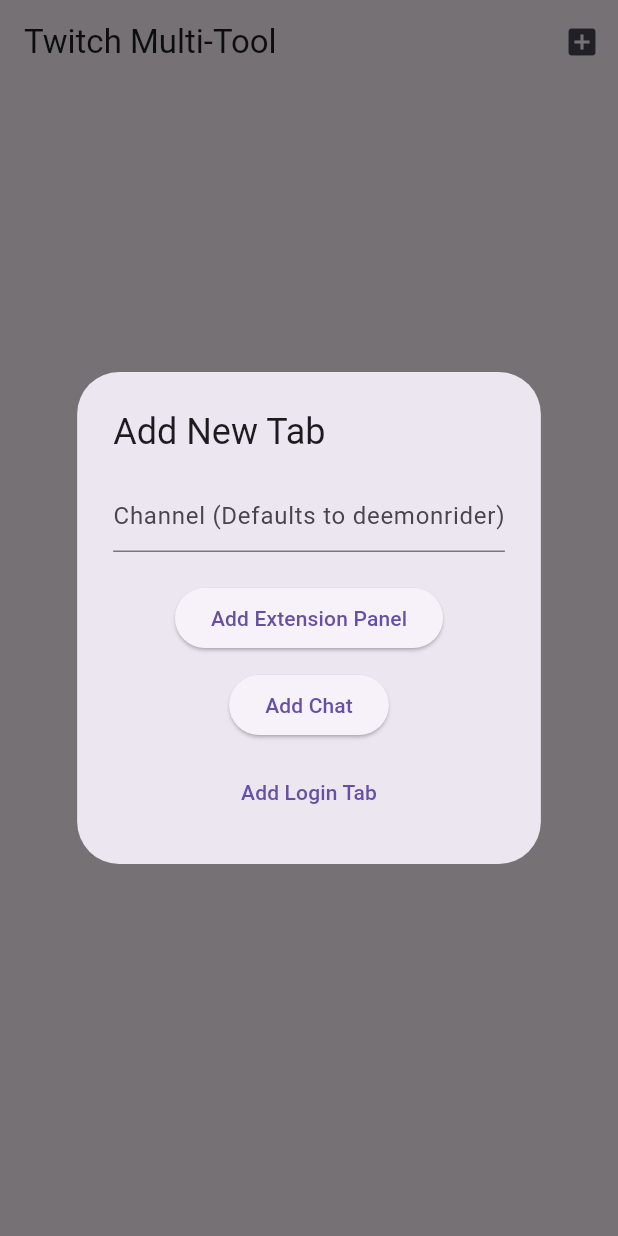
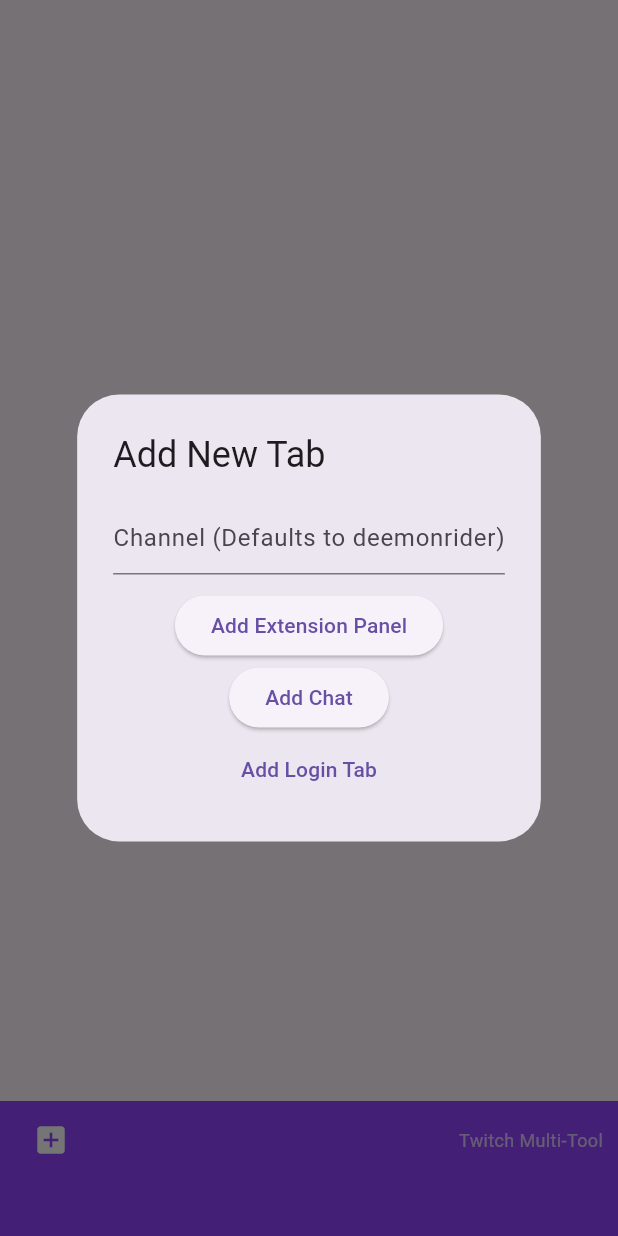
Before and after one commit to JoshuaGutz/my_android_app, a Flutter app: the screen it shows after launch, after a tap on the "add box" icon, on a phone screen of 412 x 824 dp. Run offline on Flutter 3.47's test engine with Material 3 defaults, Android fonts, the phone set to English and light mode, and no system bars; our stand-ins replace webview_flutter.

Commit message:
Added SafeArea to avoid status bar, moved new page and refresh into tab bar, removed top bar and debug banner

```diff
--- a/lib/main.dart
+++ b/lib/main.dart
@@ -2,7 +2,10 @@
 import 'package:webview_flutter/webview_flutter.dart';
 
 void main() {
-  runApp(const MaterialApp(home: TwitchApp()));
+  runApp(const MaterialApp(
+    debugShowCheckedModeBanner: false, // Hides the "Debug" banner
+    home: TwitchApp(),
+  ));
 }
 
 class TwitchTab {
@@ -33,15 +36,12 @@
     }
   }
 
-  // Helper to create a controller with "Deep Link" protection
   WebViewController _createController(String url) {
     return WebViewController()
       ..setJavaScriptMode(JavaScriptMode.unrestricted)
       ..setNavigationDelegate(
         NavigationDelegate(
           onNavigationRequest: (NavigationRequest request) {
-            // This prevents the "Open in Twitch App" popup by forcing
-            // all navigation to stay inside THIS webview.
             return NavigationDecision.navigate;
           },
         ),
@@ -72,28 +72,44 @@
   @override
   Widget build(BuildContext context) {
     return Scaffold(
-      appBar: AppBar(
-        title: const Text("Twitch Multi-Tool"),
-        actions: [
-          IconButton(icon: const Icon(Icons.add_box), onPressed: () => _showAddDialog()),
-          if (myTabs.isNotEmpty)
-            IconButton(
-              icon: const Icon(Icons.refresh),
-              onPressed: () => myTabs[_tabController!.index].controller.reload(),
-            ),
-        ],
-      ),
-      body: myTabs.isEmpty
+      // SafeArea prevents content from going under the status bar/clock
+      body: SafeArea(
+        child: myTabs.isEmpty
           ? const Center(child: Text("No tabs open."))
           : TabBarView(
               controller: _tabController,
               physics: const NeverScrollableScrollPhysics(),
               children: myTabs.map((tab) => WebViewWidget(controller: tab.controller)).toList(),
             ),
-      // Sizedbox here makes the bottom bar 50% thicker (height 80 instead of standard ~50)
-      bottomNavigationBar: myTabs.isEmpty ? null : Container(
-        height: 80,
-        color: Theme.of(context).primaryColor,
+      ),
+      bottomNavigationBar: Container(
+        height: 90, // Slightly taller to accommodate buttons + tabs
+        color: const Color(0xFF9146FF), // Twitch Purple
+        child: Column(
+          mainAxisSize: MainAxisSize.min,
+          children: [
+            // Top part of the bar: Global Buttons
+            Padding(
+              padding: const EdgeInsets.symmetric(horizontal: 10, vertical: 2),
+              child: Row(
+                mainAxisAlignment: MainAxisAlignment.spaceBetween,
+                children: [
+                  IconButton(
+                    icon: const Icon(Icons.add_box, color: Colors.white),
+                    onPressed: () => _showAddDialog(),
+                  ),
+                  const Text("Twitch Multi-Tool", style: TextStyle(color: Colors.white70, fontSize: 12)),
+                  if (myTabs.isNotEmpty)
+                    IconButton(
+                      icon: const Icon(Icons.refresh, color: Colors.white),
+                      onPressed: () => myTabs[_tabController!.index].controller.reload(),
+                    ),
+                ],
+              ),
+            ),
+            // Bottom part: The Scrollable Tabs
+            if (myTabs.isNotEmpty)
+              Expanded(
                 child: TabBar(
                   controller: _tabController,
                   isScrollable: true,
@@ -103,16 +119,19 @@
                       child: Row(
                         mainAxisSize: MainAxisSize.min,
                         children: [
-                  Text(entry.value.title, style: const TextStyle(color: Colors.white, fontSize: 16)),
-                  const SizedBox(width: 12),
+                          Text(entry.value.title, style: const TextStyle(color: Colors.white)),
+                          const SizedBox(width: 8),
                           GestureDetector(
                             onTap: () => _closeTab(entry.key),
-                    child: const Icon(Icons.close, size: 20, color: Colors.white),
+                            child: const Icon(Icons.close, size: 16, color: Colors.white54),
                           ),
                         ],
                       ),
                     );
                   }).toList(),
+                ),
+              ),
+          ],
         ),
       ),
     );
@@ -133,7 +152,7 @@
                 controller: channelController,
                 decoration: const InputDecoration(hintText: "Channel (Defaults to deemonrider)"),
               ),
-              const SizedBox(height: 20),
+              const SizedBox(height: 10),
               ElevatedButton(
                 onPressed: () {
                   String name = channelController.text.trim();
@@ -143,17 +162,15 @@
                 },
                 child: const Text("Add Extension Panel")
               ),
-              const SizedBox(height: 10),
               ElevatedButton(
                 onPressed: () {
                   String name = channelController.text.trim();
-                  if (name.isEmpty) name = "deemonrider"; // Default for chat too!
+                  if (name.isEmpty) name = "deemonrider";
                   _addTab("Chat: $name", "https://www.twitch.tv/popout/$name/chat?popout=");
                   Navigator.pop(context);
                 },
                 child: const Text("Add Chat")
               ),
-              const SizedBox(height: 10),
               TextButton(
                 onPressed: () {
                   _addTab("Login", "https://www.twitch.tv/login");
```
Lines whose indentation alone changed are shown as unchanged.
